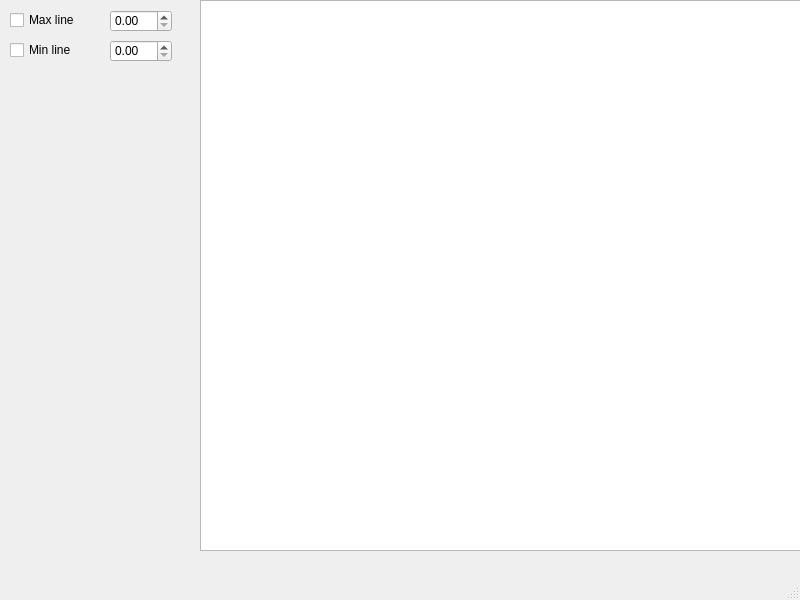
First picture: the form in ui/mainwindow.ui, repository MatteoFranchini01/python_graph_plotter, before the edit.
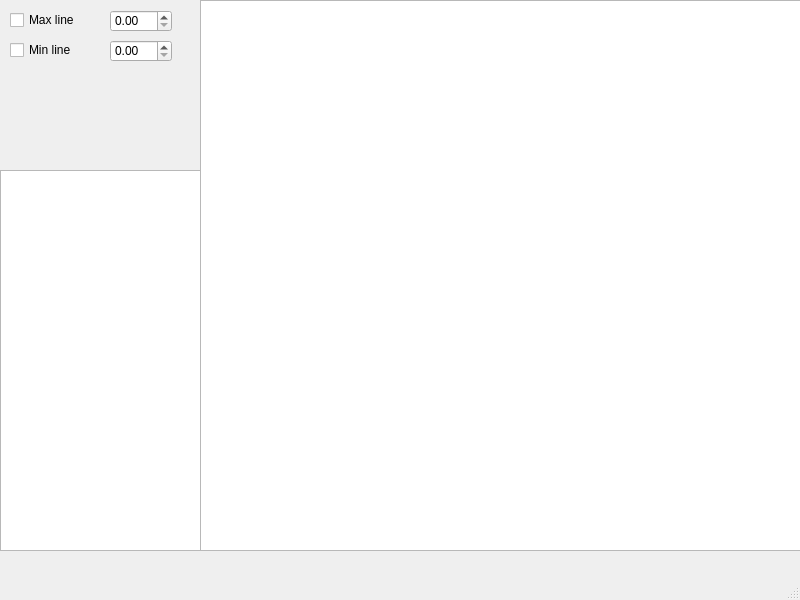
Second picture: the form after the edit.

```diff
--- a/ui/mainwindow.ui
+++ b/ui/mainwindow.ui
@@ -82,6 +82,16 @@
          </rect>
         </property>
        </widget>
+       <widget class="QListView" name="listView">
+        <property name="geometry">
+         <rect>
+          <x>0</x>
+          <y>170</y>
+          <width>201</width>
+          <height>381</height>
+         </rect>
+        </property>
+       </widget>
       </widget>
      </item>
     </layout>
```
